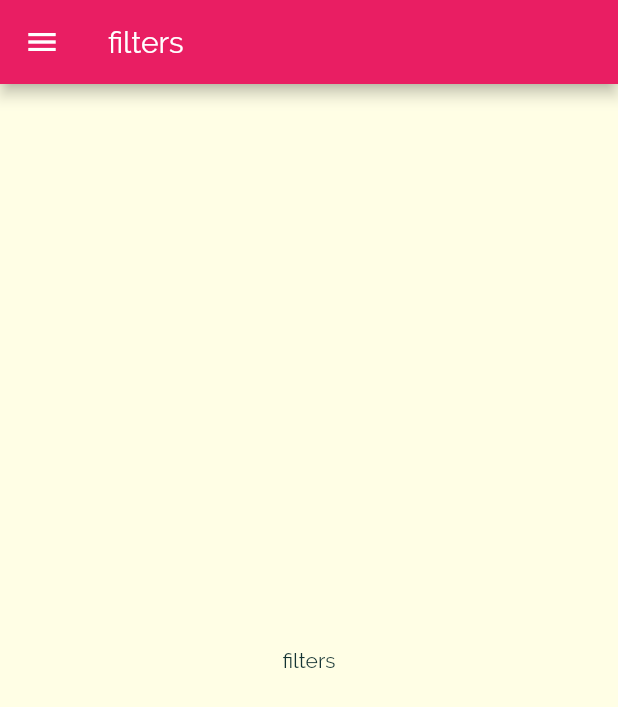
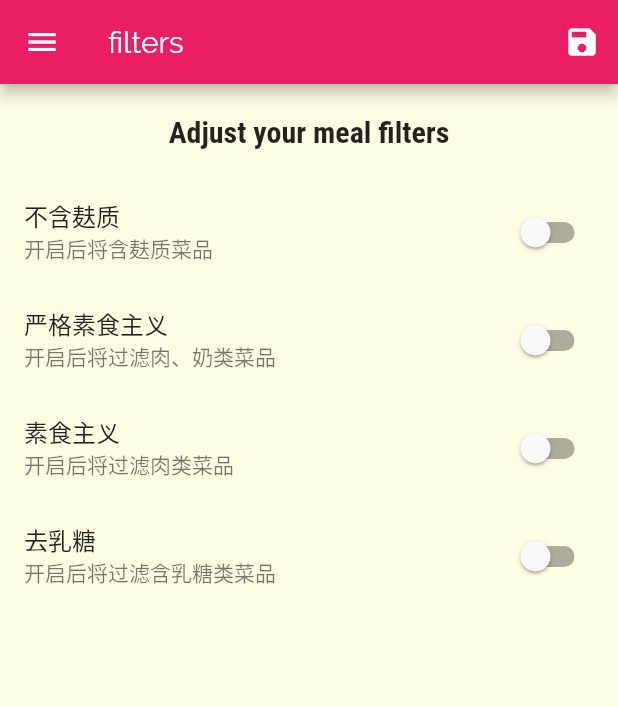
Before and after one commit to rockfang/fluter_orderdish_app, a Flutter app: the FiltersPage screen opened by its route, on a phone screen of 412 x 824 dp. Shown: the top 707 px of the screen. Run offline on Flutter 3.47's test engine with Material 2 defaults, Android fonts, the phone set to English and light mode, and no system bars.

```diff
--- a/lib/main.dart
+++ b/lib/main.dart
@@ -1,17 +1,71 @@
+import 'package:fluter_orderdish_app/dummy-data.dart';
 import 'package:flutter/material.dart';
 
 import './pages/category_meal_page.dart';
 import './pages/meal_detail.dart';
 import './pages/tabs_page.dart';
 import './pages/filters_page.dart';
+import './models/meal.dart';
 
 void main() => runApp(MyApp());
 
-class MyApp extends StatelessWidget {
+class MyApp extends StatefulWidget {
+  @override
+  _MyAppState createState() => _MyAppState();
+}
+
+class _MyAppState extends State<MyApp> {
+  Map<String, bool> _filters = {
+    'gluten': false,
+    'vergan': false,
+    'vegetarian': false,
+    'lactose': false,
+  };
+
+  List<Meal> availableMeals = DUMMY_MEALS;
+
+  List<Meal> favoriteMeals = [];
+
+  void toggleFavoriteMeal(String id) {
+    bool isFavorite = favoriteMeals.any((meal) => meal.id == id);
+    setState(() {
+      if (isFavorite) {
+        favoriteMeals.removeWhere((meal) => meal.id == id);
+      } else {
+        favoriteMeals.add(DUMMY_MEALS.firstWhere((meal) => meal.id == id));
+      }
+    });
+  }
+
+  bool isFavorite(String id) {
+    return favoriteMeals.any((meal) => meal.id == id);
+  }
+
+  void saveFilters(Map<String, bool> filters) {
+    setState(() {
+      _filters = filters;
+      availableMeals = DUMMY_MEALS.where((meal) {
+        if (!meal.isGlutenFree && _filters['gluten']) {
+          return false;
+        }
+        if (!meal.isVegan && _filters['vergan']) {
+          return false;
+        }
+        if (!meal.isVegetarian && _filters['vegetarian']) {
+          return false;
+        }
+        if (!meal.isLactoseFree && _filters['lactose']) {
+          return false;
+        }
+        return true;
+      }).toList();
+    });
+  }
+
   @override
   Widget build(BuildContext context) {
     return MaterialApp(
-      title: '点单系统',
+      title: '菜品百科',
       theme: ThemeData(
         primarySwatch: Colors.pink,
         accentColor: Colors.amber,
@@ -28,10 +82,11 @@ class MyApp extends StatelessWidget {
       //home: CategoryListPage(),
       initialRoute: '/', //也可以指定非'/'的默认路由名
       routes: {
-        '/': (ctx) => TabsPage(), //默认 / 标识主页
-        CategoryMealPage.routeName: (ctx) => CategoryMealPage(),
-        MealDetail.routeName: (ctx) => MealDetail(),
-        FiltersPage.routeName: (ctx) => FiltersPage(),
+        '/': (ctx) => TabsPage(favoriteMeals), //默认 / 标识主页
+        CategoryMealPage.routeName: (ctx) => CategoryMealPage(availableMeals),
+        MealDetail.routeName: (ctx) =>
+            MealDetail(isFavorite, toggleFavoriteMeal),
+        FiltersPage.routeName: (ctx) => FiltersPage(_filters, saveFilters),
       },
     );
   }
@@ -58,7 +113,7 @@ class _MyHomePageState extends State<MyHomePage> {
           mainAxisAlignment: MainAxisAlignment.center,
           children: <Widget>[
             Text(
-              '点单系统',
+              '菜谱系统',
             ),
           ],
         ),
--- a/lib/models/meal.dart
+++ b/lib/models/meal.dart
@@ -15,10 +15,10 @@ class Meal {
   final List<String> ingredients;
   final List<String> steps;
 
-  final bool isGlutenFree;
-  final bool isVegan;
-  final bool isVegetarian;
-  final bool isLactoseFree;
+  final bool isGlutenFree;//不含麸质
+  final bool isVegan;//严格的素食主义者
+  final bool isVegetarian;//普通的素食主义者
+  final bool isLactoseFree;//去乳糖饮食
 
   const Meal(
       {@required this.id,
--- a/lib/pages/favorite_tab_page.dart
+++ b/lib/pages/favorite_tab_page.dart
@@ -1,8 +1,25 @@
 import 'package:flutter/material.dart';
+import '../models/meal.dart';
+import '../widgets/meal_item.dart';
 
 class FavoriteTabPage extends StatelessWidget {
+  final List<Meal> favoriteMeals;
+  FavoriteTabPage(this.favoriteMeals);
   @override
   Widget build(BuildContext context) {
-    return Center(child: Text("收藏页"));
+    return favoriteMeals.isEmpty
+        ? Center(child:Text("您还没有菜品加入收藏!"))
+        : ListView(
+            children: favoriteMeals
+                .map((meal) => MealItem(
+                      id: meal.id,
+                      title: meal.title,
+                      imageUrl: meal.imageUrl,
+                      duration: meal.duration,
+                      affordability: meal.affordability,
+                      complexity: meal.complexity,
+                    ))
+                .toList(),
+          );
   }
 }
--- a/lib/pages/filters_page.dart
+++ b/lib/pages/filters_page.dart
@@ -1,16 +1,97 @@
 import 'package:flutter/material.dart';
 import '../pages/main_drawer.dart';
 
-class FiltersPage extends StatelessWidget {
+class FiltersPage extends StatefulWidget {
   static final routeName = 'filters';
+  Function saveFilters;
+  Map<String, bool> _filters;
+  FiltersPage(this._filters, this.saveFilters);
+  @override
+  _FiltersPageState createState() => _FiltersPageState();
+}
+
+class _FiltersPageState extends State<FiltersPage> {
+  bool isGlutenFree = false;
+
+  bool isVegan = false;
+
+  bool isVegetarian = false;
+
+  bool isLactoseFree = false;
+  @override
+  void initState() {
+    isGlutenFree = widget._filters['gluten'];
+    isVegan = widget._filters['vergan'];
+    isVegetarian = widget._filters['vegetarian'];
+    isLactoseFree = widget._filters['lactose'];
+    super.initState();
+  }
+
+  Widget buildSwitchFilterItem(
+      String title, String subtitle, bool switchValue, Function changeSwitch) {
+    return SwitchListTile(
+        title: Text(title),
+        subtitle: Text(subtitle),
+        value: switchValue,
+        onChanged: changeSwitch);
+  }
+
   @override
   Widget build(BuildContext context) {
     return Scaffold(
       appBar: AppBar(
         title: Text("filters"),
+        actions: <Widget>[
+          IconButton(
+            icon: Icon(Icons.save),
+            onPressed: () {
+              widget.saveFilters({
+                'gluten': isGlutenFree,
+                'vergan': isVegan,
+                'vegetarian': isVegetarian,
+                'lactose': isLactoseFree,
+              });
+            },
+          )
+        ],
       ),
-      body: Center(
-        child: Text("filters"),
+      body: Column(
+        children: <Widget>[
+          Container(
+            child: Text(
+              "Adjust your meal filters",
+              style: Theme.of(context).textTheme.title,
+            ),
+            margin: EdgeInsets.all(20),
+          ),
+          Expanded(
+              child: ListView(
+            children: <Widget>[
+              buildSwitchFilterItem("不含麸质", "开启后将含麸质菜品", isGlutenFree, (value) {
+                setState(() {
+                  isGlutenFree = value;
+                });
+              }),
+              buildSwitchFilterItem("严格素食主义", "开启后将过滤肉、奶类菜品", isVegan, (value) {
+                setState(() {
+                  isVegan = value;
+                });
+              }),
+              buildSwitchFilterItem("素食主义", "开启后将过滤肉类菜品", isVegetarian,
+                  (value) {
+                setState(() {
+                  isVegetarian = value;
+                });
+              }),
+              buildSwitchFilterItem("去乳糖", "开启后将过滤含乳糖类菜品", isLactoseFree,
+                  (value) {
+                setState(() {
+                  isLactoseFree = value;
+                });
+              }),
+            ],
+          )),
+        ],
       ),
       drawer: MainDrawer(),
     );
```
Also changed, not shown: lib/pages/category_meal_page.dart (+40 -12 lines), lib/pages/meal_detail.dart (+10 -1 lines), lib/pages/tabs_page.dart (+14 -4 lines), lib/widgets/meal_item.dart (+19 -13 lines), pubspec.lock, 1 other file.
